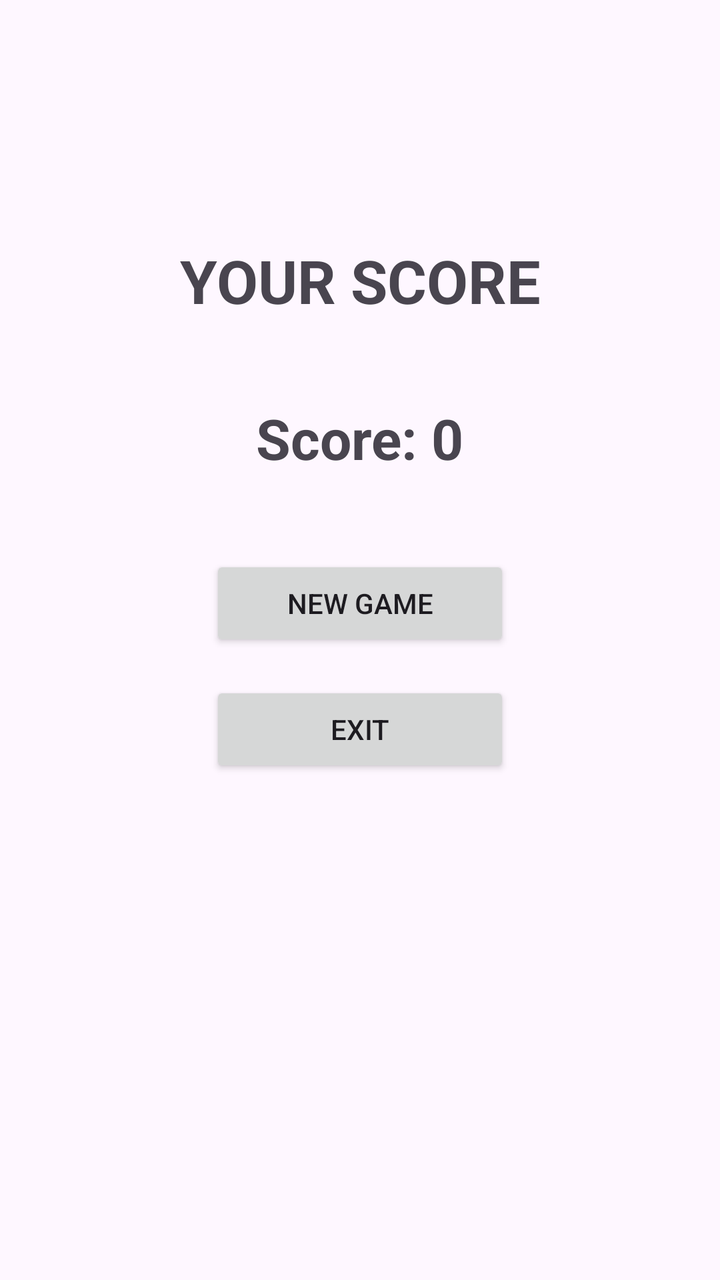
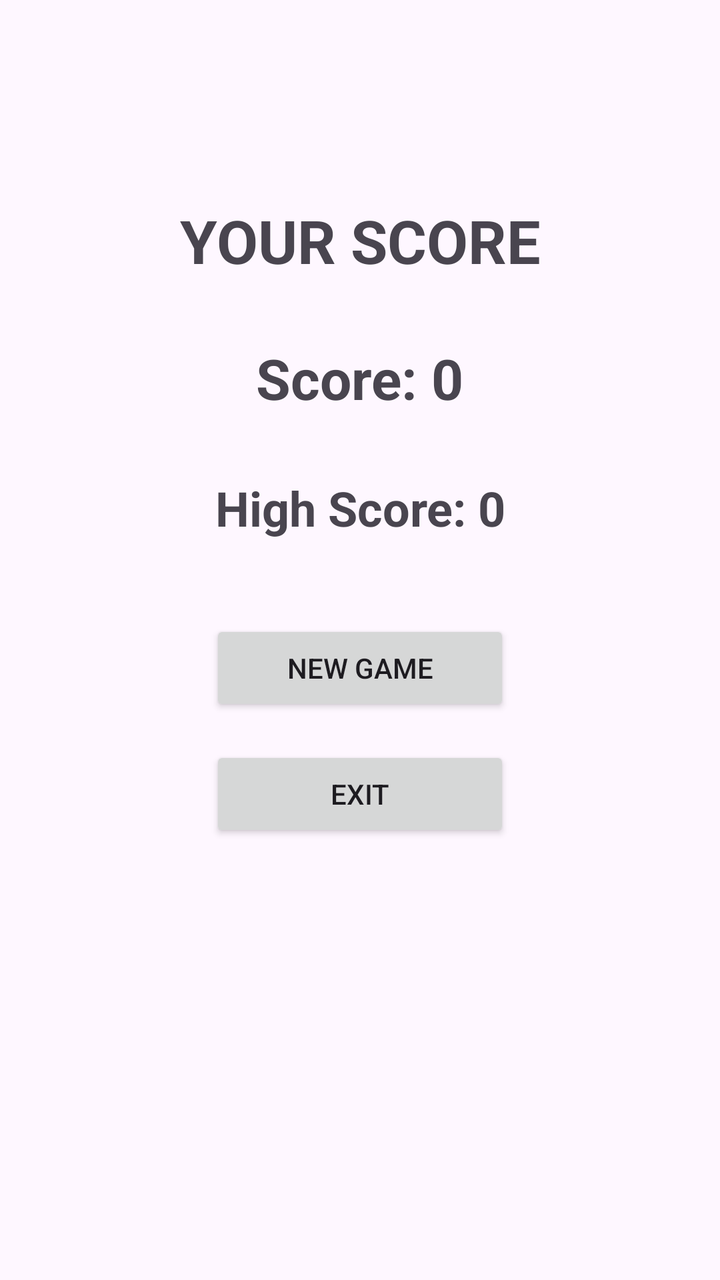

The first picture is an Android layout as it rendered before a commit; the second is the same layout after the commit. The layout source and the unified diff follow.
<!-- AndroidManifest.xml: application theme Theme.GuessTheNumber -->
<!-- res/layout/activity_main2.xml -->
<?xml version="1.0" encoding="utf-8"?>
<androidx.constraintlayout.widget.ConstraintLayout
    xmlns:android="http://schemas.android.com/apk/res/android"
    xmlns:app="http://schemas.android.com/apk/res-auto"
    xmlns:tools="http://schemas.android.com/tools"
    android:layout_width="match_parent"
    android:layout_height="match_parent"
    tools:context=".MainActivity2">

    <TextView
        android:id="@+id/scoreTitle"
        android:layout_width="wrap_content"
        android:layout_height="wrap_content"
        android:text="YOUR SCORE"
        android:textSize="30sp"
        android:textStyle="bold"
        app:layout_constraintTop_toTopOf="parent"
        app:layout_constraintStart_toStartOf="parent"
        app:layout_constraintEnd_toEndOf="parent"
        android:layout_marginTop="120dp" />

    <TextView
        android:id="@+id/scoreText"
        android:layout_width="wrap_content"
        android:layout_height="wrap_content"
        android:text="Score: 0"
        android:textSize="28sp"
        android:textStyle="bold"
        app:layout_constraintTop_toBottomOf="@id/scoreTitle"
        app:layout_constraintStart_toStartOf="parent"
        app:layout_constraintEnd_toEndOf="parent"
        android:layout_marginTop="40dp" />

    <Button
        android:id="@+id/newGameButton"
        android:layout_width="150dp"
        android:layout_height="wrap_content"
        android:text="NEW GAME"
        app:layout_constraintTop_toBottomOf="@id/scoreText"
        app:layout_constraintStart_toStartOf="parent"
        app:layout_constraintEnd_toEndOf="parent"
        android:layout_marginTop="40dp" />

    <Button
        android:id="@+id/exitButton"
        android:layout_width="150dp"
        android:layout_height="wrap_content"
        android:text="EXIT"
        app:layout_constraintTop_toBottomOf="@id/newGameButton"
        app:layout_constraintStart_toStartOf="parent"
        app:layout_constraintEnd_toEndOf="parent"
        android:layout_marginTop="15dp" />

</androidx.constraintlayout.widget.ConstraintLayout>
<!-- resources referenced by this layout -->
<resources>
  <style name="Theme.GuessTheNumber" parent="Base.Theme.GuessTheNumber" />
  <style name="Base.Theme.GuessTheNumber" parent="Theme.Material3.DayNight.NoActionBar">
          
          
      </style>
</resources>

<!-- the commit's change to res/layout/activity_main2.xml (unified diff, before → after) -->
@@ -17,7 +17,7 @@
         app:layout_constraintTop_toTopOf="parent"
         app:layout_constraintStart_toStartOf="parent"
         app:layout_constraintEnd_toEndOf="parent"
-        android:layout_marginTop="120dp" />
+        android:layout_marginTop="100dp" />
 
     <TextView
         android:id="@+id/scoreText"
@@ -29,14 +29,27 @@
         app:layout_constraintTop_toBottomOf="@id/scoreTitle"
         app:layout_constraintStart_toStartOf="parent"
         app:layout_constraintEnd_toEndOf="parent"
-        android:layout_marginTop="40dp" />
+        android:layout_marginTop="30dp" />
+
+    <TextView
+        android:id="@+id/highScoreText"
+        android:layout_width="wrap_content"
+        android:layout_height="wrap_content"
+        android:text="High Score: 0"
+        android:textSize="24sp"
+        android:textStyle="bold"
+        android:gravity="center"
+        app:layout_constraintTop_toBottomOf="@id/scoreText"
+        app:layout_constraintStart_toStartOf="parent"
+        app:layout_constraintEnd_toEndOf="parent"
+        android:layout_marginTop="30dp" />
 
     <Button
         android:id="@+id/newGameButton"
         android:layout_width="150dp"
         android:layout_height="wrap_content"
         android:text="NEW GAME"
-        app:layout_constraintTop_toBottomOf="@id/scoreText"
+        app:layout_constraintTop_toBottomOf="@id/highScoreText"
         app:layout_constraintStart_toStartOf="parent"
         app:layout_constraintEnd_toEndOf="parent"
         android:layout_marginTop="40dp" />
